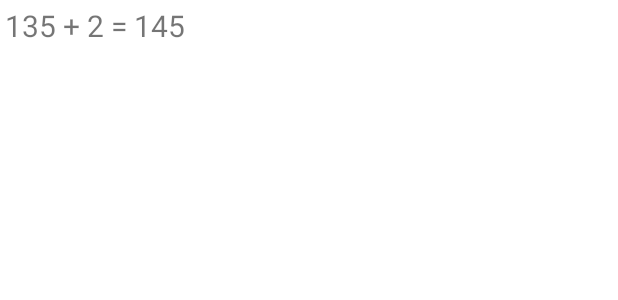
After one commit to ows3090/Android_Example_Code, an Android app: the layout item_result.xml on its own in the app's theme, with its tools: preview values and no code run, on a phone screen of 412 x 824 dp. The commit adds this screen. Shown: the top 300 px of the screen. Run offline under Robolectric (Android 15) with nearby library versions, the phone set to English and light mode, and no system bars.

Commit message:
MVCExample : Add Result Database

```diff
--- a/MVCExample/app/src/main/java/ows/kotlinstudy/mvcexample/NumModel.kt
+++ b/MVCExample/app/src/main/java/ows/kotlinstudy/mvcexample/model/NumModel.kt
@@ -1,4 +1,4 @@
-package ows.kotlinstudy.mvcexample
+package ows.kotlinstudy.mvcexample.model
 
 data class NumModel(
     val num: Int
--- /dev/null
+++ b/MVCExample/app/src/main/res/layout/item_result.xml
@@ -0,0 +1,16 @@
+<?xml version="1.0" encoding="utf-8"?>
+<LinearLayout xmlns:android="http://schemas.android.com/apk/res/android"
+    xmlns:tools="http://schemas.android.com/tools"
+    android:layout_width="match_parent"
+    android:layout_height="wrap_content"
+    android:orientation="vertical">
+
+    <TextView
+        android:id="@+id/resultTextView"
+        android:layout_width="wrap_content"
+        android:layout_height="wrap_content"
+        android:layout_margin="3dp"
+        android:textSize="20dp"
+        tools:text="135 + 2 = 145" />
+
+</LinearLayout>
```
Also changed, not shown: MVCExample/app/build.gradle (+7 -0 lines), MVCExample/app/src/main/java/ows/kotlinstudy/mvcexample/MainActivity.kt (+28 -4 lines), MVCExample/app/src/main/java/ows/kotlinstudy/mvcexample/ResultAdapter.kt (added, +47 -0 lines), MVCExample/app/src/main/java/ows/kotlinstudy/mvcexample/model/db/ResultDatabase.kt (added, +26 -0 lines), MVCExample/app/src/main/java/ows/kotlinstudy/mvcexample/model/db/dao/ResultDao.kt (added, +16 -0 lines), MVCExample/app/src/main/java/ows/kotlinstudy/mvcexample/model/db/entity/ResultEntity.kt (added, +9 -0 lines), MVCExample/app/src/main/res/layout/activity_main.xml (+9 -0 lines).
